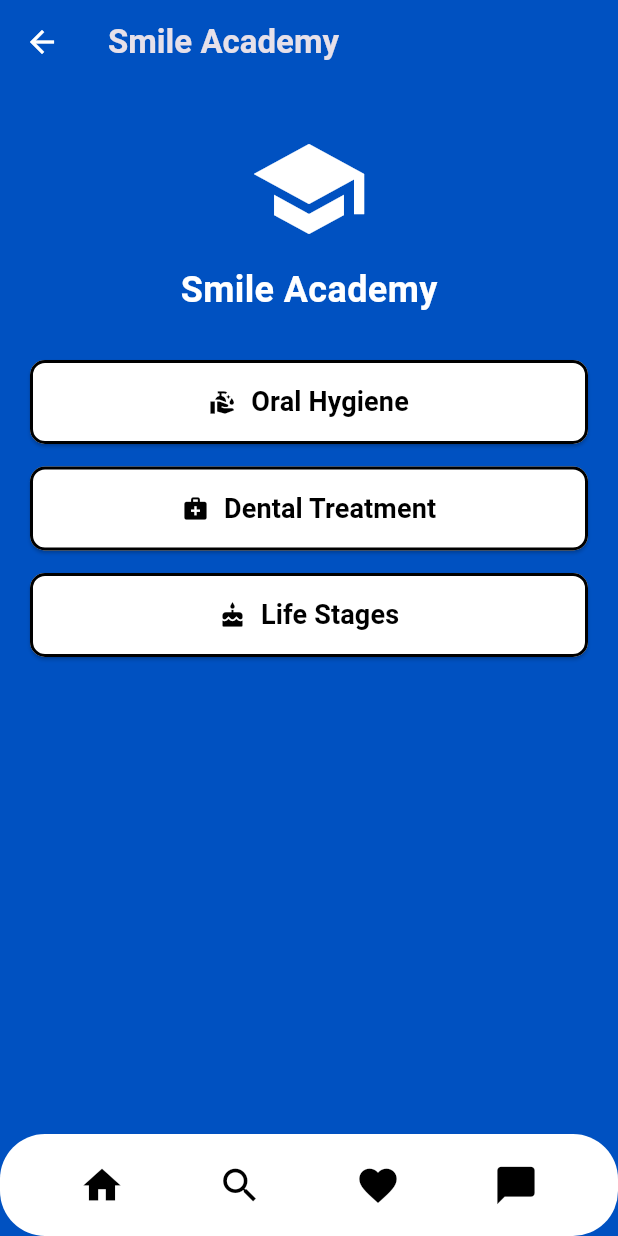
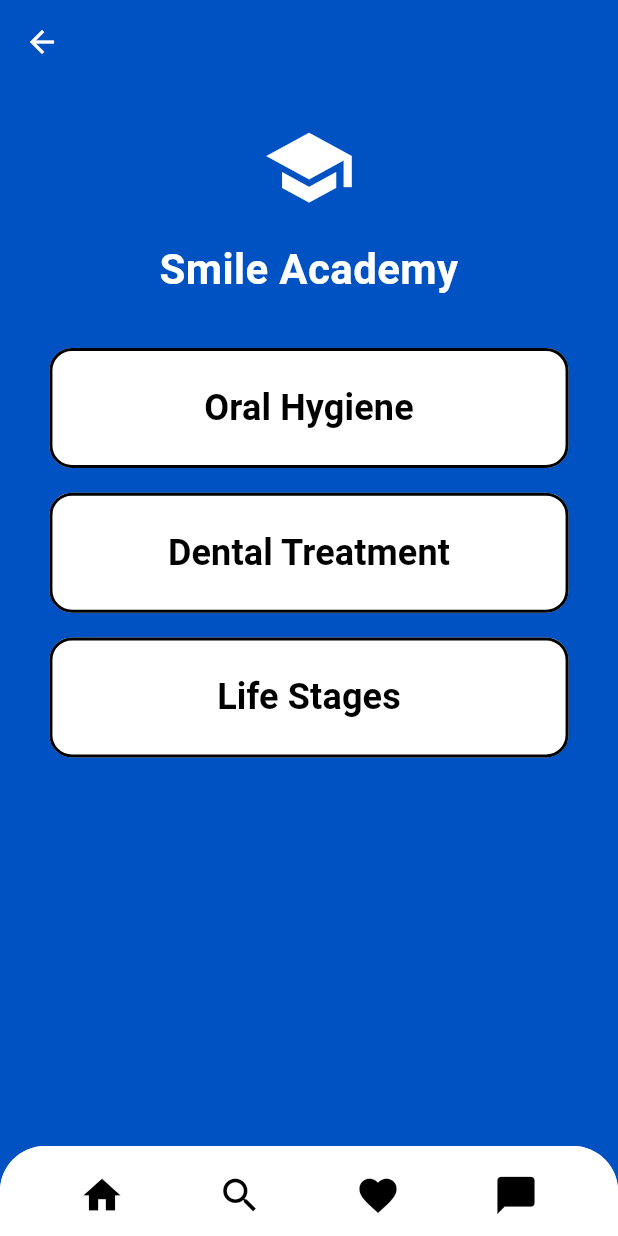
Before and after one commit to rileymck/BrightBite, a Flutter app: the SmileAcademy screen opened directly, on a phone screen of 412 x 824 dp. Run offline on Flutter 3.47's test engine with Material 3 defaults, Android fonts, the phone set to English and light mode, and no system bars; Roboto replaces fonts that are missing (Source Serif Pro).

Commit message:
Smile Acedemy UI improvments and screen responsiveness

```diff
--- a/lib/main_page.dart
+++ b/lib/main_page.dart
@@ -5,7 +5,6 @@ import 'dart:math' show min;
 // Import custom page widgets that we'll navigate to
 import 'smile_academy.dart';
 import 'product_guide.dart';
-
 
 // MainPage widget that serves as the main menu screen after the welcome screen
 // Using StatelessWidget since this page doesn't need to maintain any state
@@ -135,7 +134,7 @@ class MainPage extends StatelessWidget {
                         // Product Guide button with custom PNG image
                         _buildMenuItemWithImage(
                           context: context,
-                          title: 'Product Guide',
+                          title: 'Product Purchasing Guide',
                           imagePath:
                               'assets/images/toothbrush_toothpaste_icon.png',
                           height: menuHeight,
--- a/lib/smile_academy.dart
+++ b/lib/smile_academy.dart
@@ -1,16 +1,23 @@
 import 'package:flutter/material.dart';
-import 'bottom_nav_bar.dart'; // ✅ Import BottomNavBar
-import 'dental_treatment_page.dart';  //Importd dental treatment page
+import 'dart:math' show min;
+import 'bottom_nav_bar.dart';
+import 'dental_treatment_page.dart';
 
 class SmileAcademy extends StatelessWidget {
   const SmileAcademy({super.key});
 
   @override
   Widget build(BuildContext context) {
+    // Get screen dimensions
+    final screenSize = MediaQuery.of(context).size;
+    final width = screenSize.width;
+    final height = screenSize.height;
+    final isTablet = width > 600; // Simple check for tablet
+
     return Scaffold(
       appBar: AppBar(
         title: const Text(
-          'Smile Academy',
+          '', // Removed 'Smile Academy' text on top banner
           style: TextStyle(
             fontFamily: 'Source Serif Pro',
             fontWeight: FontWeight.bold,
@@ -23,74 +30,75 @@ class SmileAcademy extends StatelessWidget {
           onPressed: () => Navigator.of(context).pop(),
         ),
       ),
-      backgroundColor: const Color(0xFF0051C1), // Bright blue background
-      body: Padding(
-        padding: const EdgeInsets.symmetric(horizontal: 20, vertical: 30),
+      backgroundColor: const Color(0xFF0051C1),
+      body: SafeArea(
+        bottom: false, // Allow content to extend below safe area
         child: Column(
+          children: [
+            // Main scrollable content
+            Expanded(
+              child: SingleChildScrollView(
+                child: Padding(
+                  padding: EdgeInsets.symmetric(
+                    horizontal: isTablet ? width * 0.15 : width * 0.08,
+                  ),
+                  child: Column(
+                    mainAxisAlignment: MainAxisAlignment.center,
                     crossAxisAlignment: CrossAxisAlignment.center,
                     children: [
-            const Icon(
-              Icons.school, // Graduation cap icon
-              size: 80,
+                      SizedBox(
+                          height: isTablet ? height * 0.08 : height * 0.03),
+
+                      // Icon and title
+                      Icon(
+                        Icons.school,
+                        size: min(width * 0.15, 120),
                         color: Colors.white,
                       ),
-            const SizedBox(height: 10),
-            const Text(
+                      SizedBox(height: height * 0.02),
+                      Text(
                         'Smile Academy',
+                        textAlign: TextAlign.center,
                         style: TextStyle(
-                fontSize: 24,
+                          fontSize: isTablet ? 36 : 28,
                           color: Colors.white,
                           fontWeight: FontWeight.bold,
                           fontFamily: 'Source Serif Pro',
                         ),
                       ),
-            const SizedBox(height: 30),
-            _buildMenuButton(context, 'Oral Hygiene', Icons.clean_hands, null),
-            const SizedBox(height: 15),
-            _buildMenuButton(context, 'Dental Treatment', Icons.medical_services, DentalTreatmentPage()),  // Added DentalT..P.. to link
-            const SizedBox(height: 15),
-            _buildMenuButton(context, 'Life Stages', Icons.cake, null),
+                      SizedBox(
+                          height: isTablet ? height * 0.05 : height * 0.04),
+
+                      // Larger buttons without icons
+                      _buildMenuButton(context, 'Oral Hygiene', isTablet, null),
+                      SizedBox(height: height * 0.02),
+                      _buildMenuButton(context, 'Dental Treatment', isTablet,
+                          const DentalTreatmentPage()),
+                      SizedBox(height: height * 0.02),
+                      _buildMenuButton(context, 'Life Stages', isTablet, null),
+
+                      // Space for nav bar
+                      SizedBox(height: height * 0.15),
                     ],
                   ),
                 ),
-      bottomNavigationBar: const BottomNavBar(), // ✅ Added BottomNavBar
-    );
-  }
-
-  // Helper function to build a menu button
-  Widget _buildMenuButton(BuildContext context, String title, IconData icon, Widget? page) {
-    return SizedBox(
-      width: double.infinity,
-      child: ElevatedButton(
-        style: ElevatedButton.styleFrom(
-          backgroundColor: Colors.white,
-          padding: const EdgeInsets.symmetric(vertical: 15),
-          shape: RoundedRectangleBorder(
-            borderRadius: BorderRadius.circular(10),
-            side: const BorderSide(color: Colors.black, width: 2),
               ),
             ),
-        onPressed: () {
-          if (title == 'Dental Treatment') {
-            Navigator.push(
-              context,
-              MaterialPageRoute(builder: (context) => const DentalTreatmentPage()),
-          );
-        }
-          // TODO: Navigate to respective page
-        },
-        child: Row(
-          mainAxisAlignment: MainAxisAlignment.center,
-          children: [
-            Icon(icon, color: Colors.black),
-            const SizedBox(width: 10),
-            Text(
-              title,
-              style: const TextStyle(
-                color: Colors.black,
-                fontSize: 18,
-                fontWeight: FontWeight.bold,
-                fontFamily: 'Source Serif Pro',
+
+            // Full-width navigation bar at bottom
+            Align(
+              alignment: Alignment.bottomCenter,
+              child: Container(
+                width: double.infinity,
+                height: isTablet ? 80 : 60,
+                decoration: const BoxDecoration(
+                  color: Colors.white,
+                  borderRadius: BorderRadius.only(
+                    topLeft: Radius.circular(30),
+                    topRight: Radius.circular(30),
+                  ),
+                ),
+                child: const BottomNavBar(),
               ),
             ),
           ],
@@ -98,4 +106,48 @@ class SmileAcademy extends StatelessWidget {
       ),
     );
   }
+
+  // Updated menu button with tablet adjustments, no icons, and increased size
+  Widget _buildMenuButton(
+      BuildContext context, String title, bool isTablet, Widget? page) {
+    // Increased button height for both tablet and phone
+    double buttonHeight = isTablet ? 100 : 80;
+
+    return SizedBox(
+      width: double.infinity,
+      height: buttonHeight,
+      child: ElevatedButton(
+        style: ElevatedButton.styleFrom(
+          backgroundColor: Colors.white,
+          padding: EdgeInsets.symmetric(
+            vertical: isTablet ? 25 : 20,
+            horizontal: 15,
+          ),
+          shape: RoundedRectangleBorder(
+            borderRadius: BorderRadius.circular(isTablet ? 20 : 15),
+            side: BorderSide(color: Colors.black, width: isTablet ? 3 : 2),
+          ),
+          elevation: 0,
+        ),
+        onPressed: () {
+          if (page != null) {
+            Navigator.push(
+              context,
+              MaterialPageRoute(builder: (context) => page),
+            );
           }
+        },
+        child: Text(
+          title,
+          textAlign: TextAlign.center,
+          style: TextStyle(
+            color: Colors.black,
+            fontSize: isTablet ? 30 : 24, // Increased font size
+            fontWeight: FontWeight.bold,
+            fontFamily: 'Source Serif Pro',
+          ),
+        ),
+      ),
+    );
+  }
+}
```
Also changed, not shown: 12 other files. Lines whose indentation alone changed are shown as unchanged.
